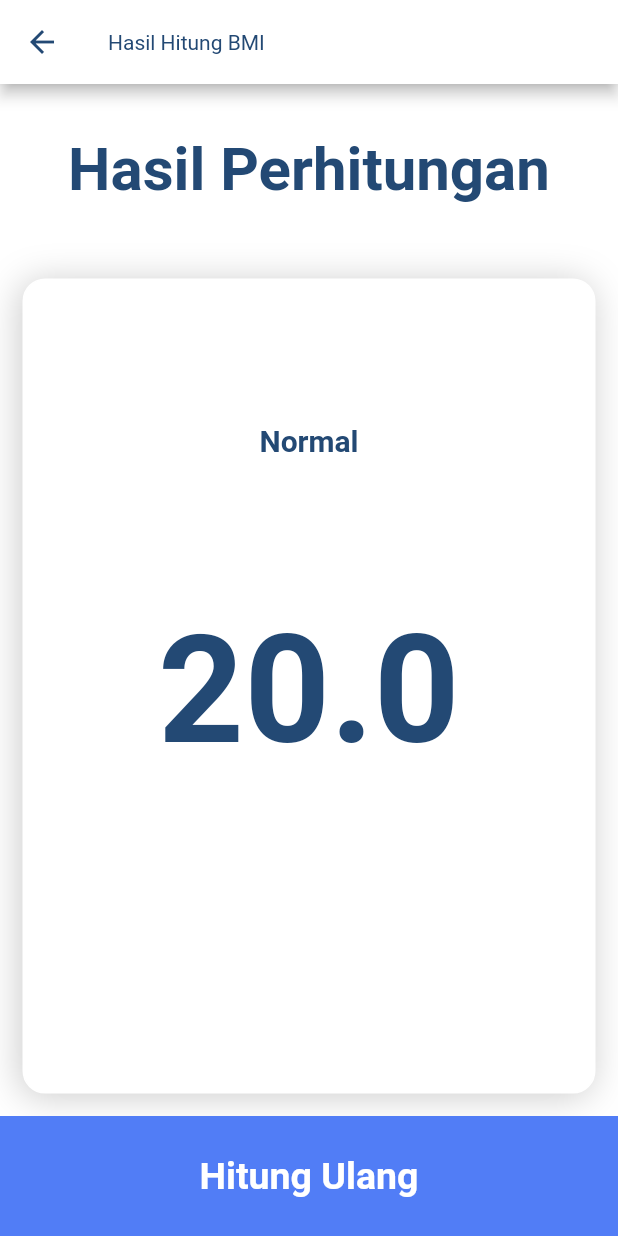
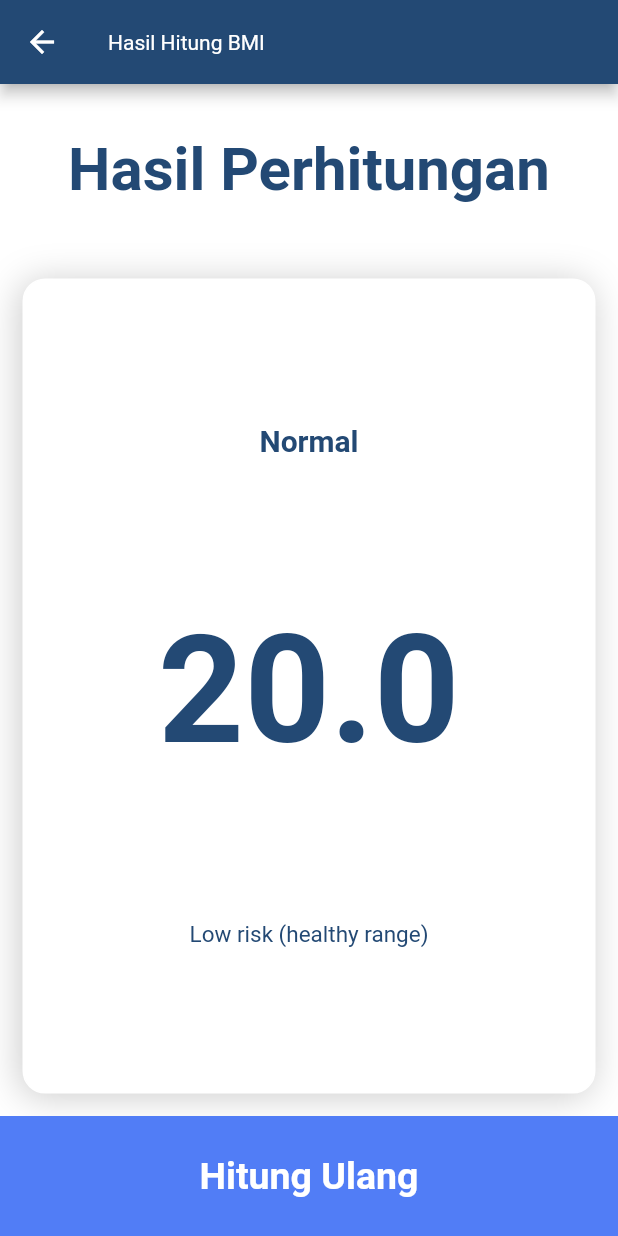
Before and after one commit to wahyuandry/flutter-bmi-calculator, a Flutter app: the screen it shows after launch, after a tap on "Hitung BMI", on a phone screen of 412 x 824 dp. Run offline on Flutter 3.47's test engine with Material 2 defaults, Android fonts, the phone set to English and light mode, and no system bars.

Commit message:
second commit

```diff
--- a/lib/main.dart
+++ b/lib/main.dart
@@ -18,9 +18,9 @@ class MyApp extends StatelessWidget {
           primaryColor: primaryColor,
           scaffoldBackgroundColor: Colors.white,
           appBarTheme: const AppBarTheme(
-            iconTheme: IconThemeData(color: primaryColor),
-            titleTextStyle: TextStyle(color: primaryColor),
-            backgroundColor: Colors.white,
+            iconTheme: IconThemeData(color: Colors.white),
+            titleTextStyle: TextStyle(color: Colors.white),
+            backgroundColor: primaryColor,
           ),
           primarySwatch: Colors.blue,
         ),
--- a/lib/views/bmi_data_screen.dart
+++ b/lib/views/bmi_data_screen.dart
@@ -19,14 +19,6 @@ class _BmiDataScreenState extends State<BmiDataScreen> {
   int age = 20;
   String? gender;
 
-  // double calculateBmi() {
-  //   double heightInMeter = height / 100;
-
-  //   //final bmi = weight / (heightInMeter * heightInMeter);
-  //   final bmi = weight / pow(heightInMeter, 2);
-  //   return bmi;
-  // }
-
   List<Widget> generateList(start, end) {
     List<Widget> weight = [];
     for (var i = start; i < end; i++) {
@@ -47,7 +39,7 @@ class _BmiDataScreenState extends State<BmiDataScreen> {
     return Scaffold(
       // backgroundColor: const Color(0xff0a0e21),
       appBar: AppBar(
-        elevation: 0,
+        //elevation: 0,
         title: const Text("BMI Calculator"),
       ),
       bottomNavigationBar: GestureDetector(
--- a/lib/views/bmi_result_screen.dart
+++ b/lib/views/bmi_result_screen.dart
@@ -68,7 +68,7 @@ class BmiResultScreen extends StatelessWidget {
                       textAlign: TextAlign.center,
                       style: const TextStyle(
                         fontSize: 15,
-                        color: Colors.white,
+                        color: primaryColor,
                       ),
                     )
                   ],
```
